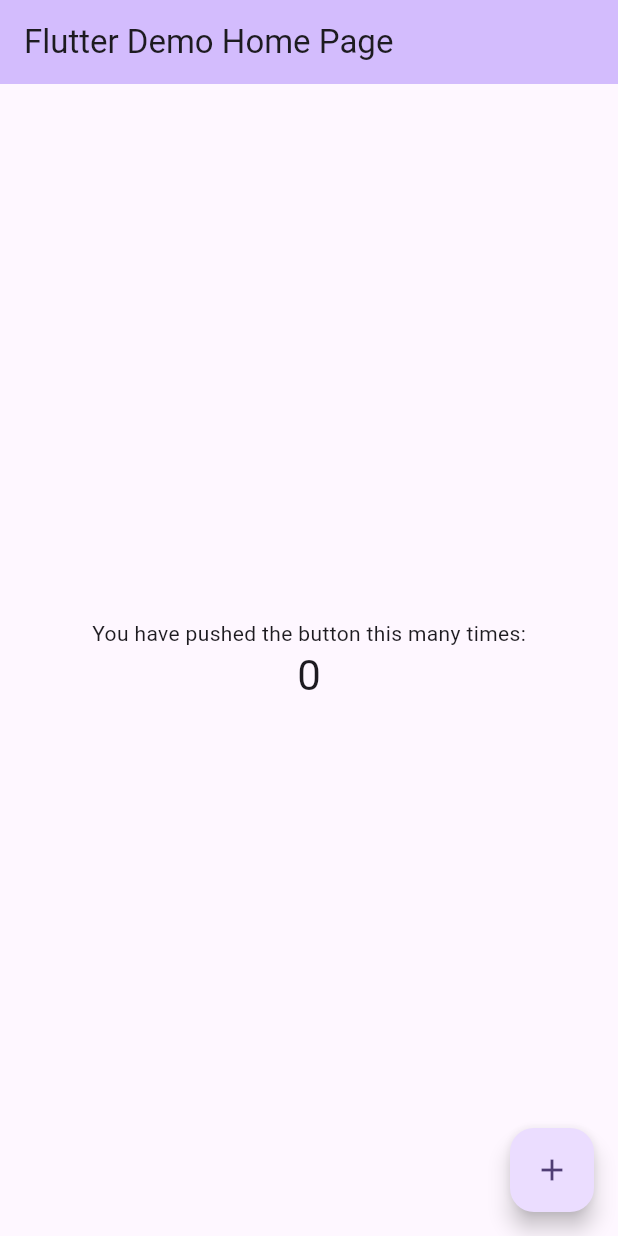
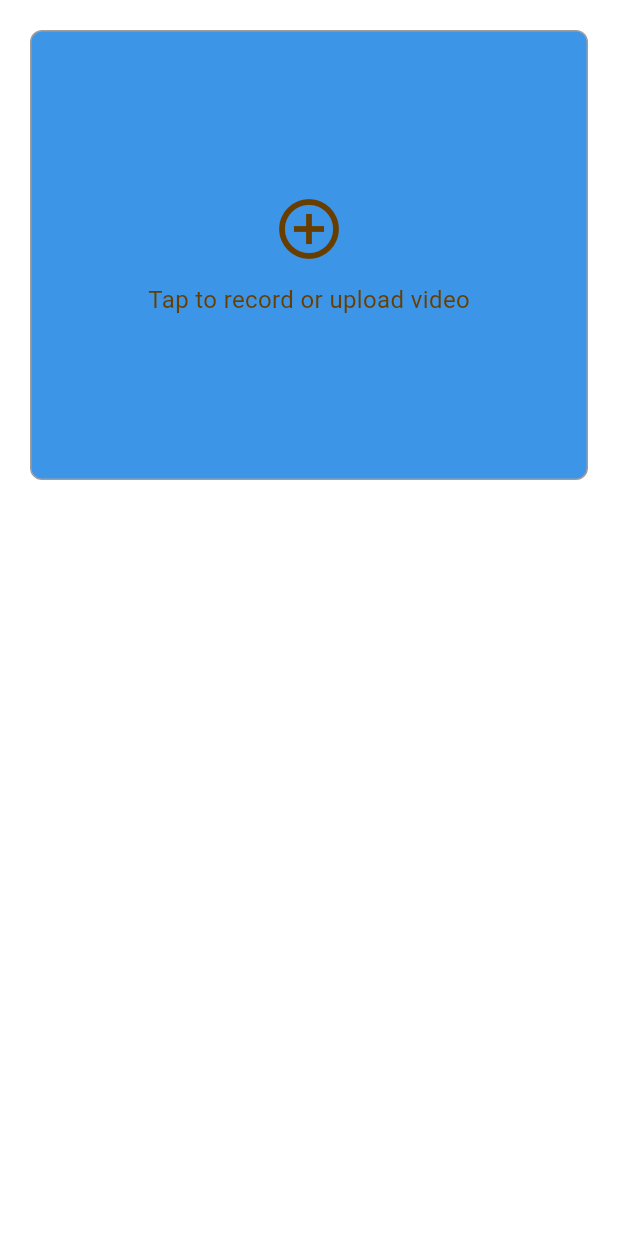
Before and after one commit to Abdelrahman-Wael-1029/lip_reading, a Flutter app: the screen it shows after launch, on a phone screen of 412 x 824 dp. Run offline on Flutter 3.47's test engine with Material 3 defaults, Android fonts, the phone set to English and light mode, and no system bars; our stand-ins replace bloc, flutter_bloc, image_picker, responsive_framework, video_player.

Commit message:
upload video

```diff
--- /dev/null
+++ b/lib/cubit/lip_reading/lip_reading_state.dart
@@ -0,0 +1,14 @@
+abstract class LipReadingState {
+  const LipReadingState();
+}
+
+class LipReadingInitial extends LipReadingState {}
+
+class LipReadingVideoLoading extends LipReadingState {}
+class LipReadingVideoSuccess extends LipReadingState {}
+
+class LipReadingVideoError extends LipReadingState {
+  final String message;
+
+  const LipReadingVideoError(this.message);
+}
--- a/lib/main.dart
+++ b/lib/main.dart
@@ -1,8 +1,22 @@
+import 'package:bloc/bloc.dart';
 import 'package:flutter/material.dart';
+import 'package:flutter_bloc/flutter_bloc.dart';
+import 'package:lip_reading/bloc_observer.dart';
+import 'package:lip_reading/cubit/lip_reading/lip_reading_cubit.dart';
+import 'package:lip_reading/screens/lip_reading/lip_reading_screen.dart';
+import 'package:lip_reading/utils/theme.dart';
 import 'package:responsive_framework/responsive_wrapper.dart';
 
-void main() {
-  runApp(const MyApp());
+void main() async {
+  WidgetsFlutterBinding.ensureInitialized();
+  Bloc.observer = MyBlocObserver();
+
+  runApp(MultiBlocProvider(
+    providers: [
+      BlocProvider(create: (context) => LipReadingCubit()),
+    ],
+    child: const MyApp(),
+  ));
 }
 
 class MyApp extends StatelessWidget {
@@ -26,99 +40,9 @@ class MyApp extends StatelessWidget {
           ],
         ),
       ),
-      theme: ThemeData(
-        colorScheme: ColorScheme.fromSeed(seedColor: Colors.deepPurple),
-        useMaterial3: true,
-      ),
-      home: const MyHomePage(title: 'Flutter Demo Home Page'),
+      theme: lightTheme,
+      debugShowCheckedModeBanner: false,
+      home: const LipReadingScreen(),
     );
   }
 }
-
-class MyHomePage extends StatefulWidget {
-  const MyHomePage({super.key, required this.title});
-
-  // This widget is the home page of your application. It is stateful, meaning
-  // that it has a State object (defined below) that contains fields that affect
-  // how it looks.
-
-  // This class is the configuration for the state. It holds the values (in this
-  // case the title) provided by the parent (in this case the App widget) and
-  // used by the build method of the State. Fields in a Widget subclass are
-  // always marked "final".
-
-  final String title;
-
-  @override
-  State<MyHomePage> createState() => _MyHomePageState();
-}
-
-class _MyHomePageState extends State<MyHomePage> {
-  int _counter = 0;
-
-  void _incrementCounter() {
-    setState(() {
-      // This call to setState tells the Flutter framework that something has
-      // changed in this State, which causes it to rerun the build method below
-      // so that the display can reflect the updated values. If we changed
-      // _counter without calling setState(), then the build method would not be
-      // called again, and so nothing would appear to happen.
-      _counter++;
-    });
-  }
-
-  @override
-  Widget build(BuildContext context) {
-    // This method is rerun every time setState is called, for instance as done
-    // by the _incrementCounter method above.
-    //
-    // The Flutter framework has been optimized to make rerunning build methods
-    // fast, so that you can just rebuild anything that needs updating rather
-    // than having to individually change instances of widgets.
-    return Scaffold(
-      appBar: AppBar(
-        // TRY THIS: Try changing the color here to a specific color (to
-        // Colors.amber, perhaps?) and trigger a hot reload to see the AppBar
-        // change color while the other colors stay the same.
-        backgroundColor: Theme.of(context).colorScheme.inversePrimary,
-        // Here we take the value from the MyHomePage object that was created by
-        // the App.build method, and use it to set our appbar title.
-        title: Text(widget.title),
-      ),
-      body: Center(
-        // Center is a layout widget. It takes a single child and positions it
-        // in the middle of the parent.
-        child: Column(
-          // Column is also a layout widget. It takes a list of children and
-          // arranges them vertically. By default, it sizes itself to fit its
-          // children horizontally, and tries to be as tall as its parent.
-          //
-          // Column has various properties to control how it sizes itself and
-          // how it positions its children. Here we use mainAxisAlignment to
-          // center the children vertically; the main axis here is the vertical
-          // axis because Columns are vertical (the cross axis would be
-          // horizontal).
-          //
-          // TRY THIS: Invoke "debug painting" (choose the "Toggle Debug Paint"
-          // action in the IDE, or press "p" in the console), to see the
-          // wireframe for each widget.
-          mainAxisAlignment: MainAxisAlignment.center,
-          children: <Widget>[
-            const Text(
-              'You have pushed the button this many times:',
-            ),
-            Text(
-              '$_counter',
-              style: Theme.of(context).textTheme.headlineMedium,
-            ),
-          ],
-        ),
-      ),
-      floatingActionButton: FloatingActionButton(
-        onPressed: _incrementCounter,
-        tooltip: 'Increment',
-        child: const Icon(Icons.add),
-      ), // This trailing comma makes auto-formatting nicer for build methods.
-    );
-  }
-}
--- /dev/null
+++ b/lib/screens/lip_reading/lip_reading_screen.dart
@@ -0,0 +1,137 @@
+import 'package:flutter/material.dart';
+import 'package:flutter_bloc/flutter_bloc.dart';
+import 'package:lip_reading/components/custom_video_player.dart';
+import 'package:lip_reading/cubit/lip_reading/lip_reading_cubit.dart';
+import 'package:lip_reading/cubit/lip_reading/lip_reading_state.dart';
+import 'package:lip_reading/utils/app_colors.dart';
+import 'package:lip_reading/utils/utils.dart';
+
+class LipReadingScreen extends StatefulWidget {
+  const LipReadingScreen({super.key});
+
+  @override
+  State<LipReadingScreen> createState() => _LipReadingScreenState();
+}
+
+class _LipReadingScreenState extends State<LipReadingScreen> {
+  @override
+  void dispose() {
+    super.dispose();
+  }
+
+  void _showVideoSourceDialog() {
+    showDialog(
+      context: context,
+      builder: (BuildContext context) {
+        return AlertDialog(
+          title: const Text('Select Video Source'),
+          content: SingleChildScrollView(
+            child: ListBody(
+              children: <Widget>[
+                ListTile(
+                  leading: const Icon(Icons.photo_library),
+                  title: const Text('Gallery'),
+                  onTap: () {
+                    Navigator.of(context).pop();
+                    context.read<LipReadingCubit>().pickVideoFromGallery();
+                  },
+                ),
+                ListTile(
+                  leading: const Icon(Icons.videocam),
+                  title: const Text('Record Video'),
+                  onTap: () {
+                    Navigator.of(context).pop();
+                    context.read<LipReadingCubit>().recordVideo();
+                  },
+                ),
+              ],
+            ),
+          ),
+        );
+      },
+    );
+  }
+
+  @override
+  Widget build(BuildContext context) {
+    return ColoredBox(
+      color: AppColors.white,
+      child: SafeArea(
+        child: Scaffold(
+          body: SingleChildScrollView(
+            padding: EdgeInsets.all(getPadding(context)!),
+            child: Column(
+              crossAxisAlignment: CrossAxisAlignment.stretch,
+              children: [
+                BlocConsumer<LipReadingCubit, LipReadingState>(
+                  listener: (context, state) {},
+                  builder: (context, state) {
+                    if (state is LipReadingVideoLoading) {
+                      return const SizedBox(
+                        height: 300,
+                        child: Center(
+                          child: CircularProgressIndicator(),
+                        ),
+                      );
+                    } else if (state is LipReadingVideoError) {
+                      return Container(
+                        height: 300,
+                        decoration: BoxDecoration(
+                          border: Border.all(color: Colors.red),
+                          borderRadius: BorderRadius.circular(8),
+                        ),
+                        child: Center(
+                          child: Text(
+                            state.message,
+                            style: const TextStyle(color: Colors.red),
+                          ),
+                        ),
+                      );
+                    } else if (state is LipReadingVideoSuccess) {
+                      final videoController =
+                          context.read<LipReadingCubit>().controller;
+                      if (videoController != null) {
+                        return CustomVideoPlayer(controller: videoController);
+                      }
+                    }
+                    return InkWell(
+                      onTap: _showVideoSourceDialog,
+                      child: Container(
+                        height: 300,
+                        decoration: BoxDecoration(
+                          border: Border.all(color: Colors.grey),
+                          borderRadius: BorderRadius.circular(8),
+                          color: AppColors.primaryColor,
+                        ),
+                        child: Center(
+                          child: Column(
+                            mainAxisAlignment: MainAxisAlignment.center,
+                            children: const [
+                              Icon(
+                                Icons.add_circle_outline,
+                                size: 48,
+                                color: AppColors.buttonColor,
+                              ),
+                              SizedBox(height: 12),
+                              Text(
+                                'Tap to record or upload video',
+                                style: TextStyle(
+                                  color: AppColors.buttonColor,
+                                  fontSize: 16,
+                                ),
+                              ),
+                            ],
+                          ),
+                        ),
+                      ),
+                    );
+                  },
+                ),
+              ],
+            ),
+          ),
+        ),
+      ),
+    );
+  }
+}
--- a/lib/utils/theme.dart
+++ b/lib/utils/theme.dart
@@ -1,11 +1,11 @@
 import 'package:flutter/material.dart';
+import 'package:lip_reading/utils/app_colors.dart';
 
 var lightTheme = ThemeData(
   brightness: Brightness.light,
-
+  scaffoldBackgroundColor: Colors.white,
+  colorScheme: ColorScheme.fromSeed(seedColor: AppColors.primaryColor),
   textTheme: TextTheme(
-    bodyLarge: TextStyle(
-
-    )
-  )
+    bodyLarge: TextStyle(),
+  ),
 );
--- a/lib/utils/utils.dart
+++ b/lib/utils/utils.dart
@@ -0,0 +1,44 @@
+import 'package:responsive_framework/responsive_value.dart';
+import 'package:responsive_framework/responsive_wrapper.dart';
+
+double? getSizedBox(context) {
+  return ResponsiveValue<double>(
+    context,
+    defaultValue: 16.0,
+    valueWhen: [
+      const Condition.smallerThan(
+        name: MOBILE,
+        value: 16.0,
+      ),
+      const Condition.smallerThan(
+        name: TABLET,
+        value: 18.0,
+      ),
+      const Condition.smallerThan(
+        name: DESKTOP,
+        value: 20.0,
+      ),
+    ],
+  ).value;
+}
+
+double? getPadding(context) {
+  return ResponsiveValue<double>(
+    context,
+    defaultValue: 16.0,
+    valueWhen: [
+      const Condition.smallerThan(
+        name: MOBILE,
+        value: 12.0,
+      ),
+      const Condition.smallerThan(
+        name: TABLET,
+        value: 16.0,
+      ),
+      const Condition.smallerThan(
+        name: DESKTOP,
+        value: 20.0,
+      ),
+    ],
+  ).value;
+}
--- a/pubspec.yaml
+++ b/pubspec.yaml
@@ -33,8 +33,9 @@ dependencies:
   responsive_framework: ^0.2.0
   circular_menu:
   image_picker:
-  video_player:
-  chewie:
+  video_player: ^2.9.1
+  flutter_bloc:
+  bloc:
 
 
 
```
Also changed, not shown: lib/bloc_observer.dart (added, +27 -0 lines), lib/components/custom_video_player.dart (added, +111 -0 lines), lib/cubit/lip_reading/lip_reading_cubit.dart (added, +121 -0 lines), pubspec.lock, 2 other files.
